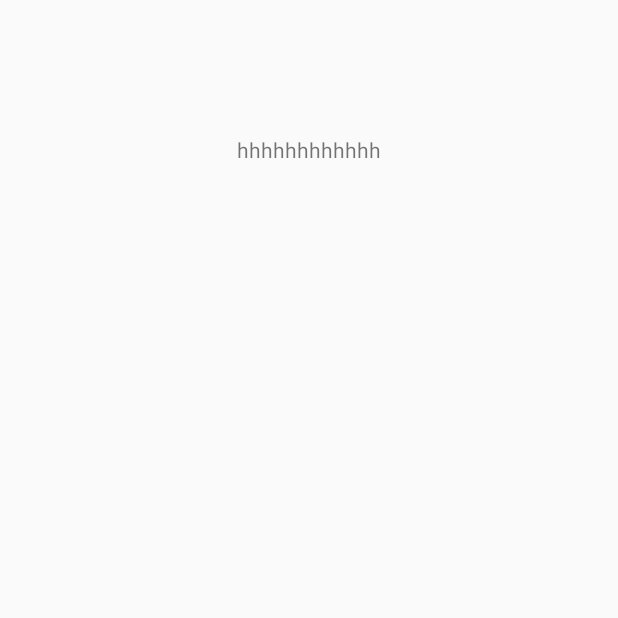
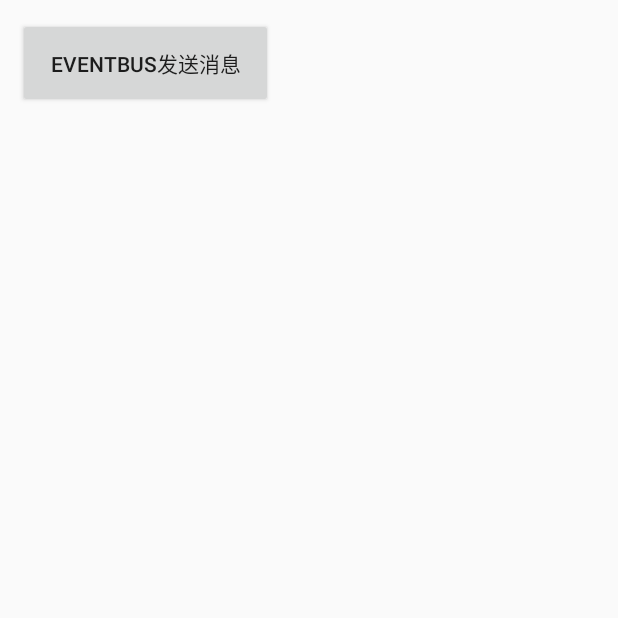
Before and after one commit to NobodyCaiCai/ThirdEventStudy, an Android app: the screen it shows after launch (MainActivity), on a phone screen of 412 x 824 dp, the top half of it. Before the commit the part shown is almost empty. Run offline under Robolectric (Android 15) with nearby library versions, the phone set to English and light mode, and no system bars; our stand-ins replace EventBus; libraries missing offline, so code that uses them is left out: com.example.myapp; 1 statement that could not run was skipped.

Commit message:
eventBus init

```diff
--- a/app/src/main/AndroidManifest.xml
+++ b/app/src/main/AndroidManifest.xml
@@ -3,6 +3,7 @@
     xmlns:tools="http://schemas.android.com/tools">
 
     <application
+        android:name=".MyApplication"
         android:allowBackup="true"
         android:dataExtractionRules="@xml/data_extraction_rules"
         android:fullBackupContent="@xml/backup_rules"
@@ -23,6 +24,8 @@
                 <category android:name="android.intent.category.LAUNCHER" />
             </intent-filter>
         </activity>
+
+        <activity android:name=".eventBus.EventBusTestActivity" />
     </application>
 
 </manifest>
--- a/app/src/main/java/com/caicai/thirdeventstudy/MainActivity.kt
+++ b/app/src/main/java/com/caicai/thirdeventstudy/MainActivity.kt
@@ -1,12 +1,25 @@
 package com.caicai.thirdeventstudy
 
+import android.content.Intent
 import android.os.Bundle
+import android.view.View
+import android.widget.Button
 import androidx.activity.ComponentActivity
+import com.caicai.thirdeventstudy.eventBus.EventBusTestActivity
 
 
-class MainActivity : ComponentActivity() {
+class MainActivity : ComponentActivity(), View.OnClickListener {
     override fun onCreate(savedInstanceState: Bundle?) {
         super.onCreate(savedInstanceState)
         setContentView(R.layout.activity_main)
+        findViewById<Button>(R.id.btn_eventbus).setOnClickListener(this)
+    }
+
+    override fun onClick(v: View?) {
+        when (v?.id) {
+            R.id.btn_eventbus -> {
+                startActivity(Intent(this, EventBusTestActivity::class.java))
+            }
+        }
     }
 }
--- /dev/null
+++ b/app/src/main/java/com/caicai/thirdeventstudy/MyApplication.kt
@@ -0,0 +1,13 @@
+package com.caicai.thirdeventstudy
+
+import android.app.Application
+import com.example.myapp.MyEventBusIndex
+import org.greenrobot.eventbus.EventBus
+
+class MyApplication : Application() {
+
+    override fun onCreate() {
+        super.onCreate()
+        EventBus.builder().addIndex(MyEventBusIndex()).installDefaultEventBus()
+    }
+}
--- /dev/null
+++ b/app/src/main/java/com/caicai/thirdeventstudy/eventBus/MessageEvent.kt
@@ -0,0 +1,3 @@
+package com.caicai.thirdeventstudy.eventBus
+
+data class MessageEvent(val message: String)
--- a/app/src/main/res/layout/activity_main.xml
+++ b/app/src/main/res/layout/activity_main.xml
@@ -2,13 +2,15 @@
 <LinearLayout xmlns:android="http://schemas.android.com/apk/res/android"
     android:orientation="vertical"
     android:layout_width="match_parent"
-    android:layout_height="match_parent">
+    android:layout_height="match_parent"
+    android:padding="12dp">
 
-    <TextView
-        android:layout_width="200dp"
-        android:layout_height="200dp"
-        android:layout_gravity="center"
+    <Button
+        android:id="@+id/btn_eventbus"
+        android:layout_width="170dp"
+        android:layout_height="60dp"
+        android:layout_gravity="left"
         android:gravity="center"
-        android:text="hhhhhhhhhhhh"/>
+        android:text="eventBus发送消息"/>
 
 </LinearLayout>
--- a/gradle/libs.versions.toml
+++ b/gradle/libs.versions.toml
@@ -1,5 +1,6 @@
 [versions]
 agp = "8.5.1"
+eventbus = "3.3.1"
 kotlin = "1.9.0"
 coreKtx = "1.10.1"
 junit = "4.13.2"
@@ -11,6 +12,7 @@ composeBom = "2024.04.01"
 
 [libraries]
 androidx-core-ktx = { group = "androidx.core", name = "core-ktx", version.ref = "coreKtx" }
+eventbus = { module = "org.greenrobot:eventbus", version.ref = "eventbus" }
 junit = { group = "junit", name = "junit", version.ref = "junit" }
 androidx-junit = { group = "androidx.test.ext", name = "junit", version.ref = "junitVersion" }
 androidx-espresso-core = { group = "androidx.test.espresso", name = "espresso-core", version.ref = "espressoCore" }
@@ -28,3 +30,4 @@ androidx-material3 = { group = "androidx.compose.material3", name = "material3"
 [plugins]
 android-application = { id = "com.android.application", version.ref = "agp" }
 jetbrains-kotlin-android = { id = "org.jetbrains.kotlin.android", version.ref = "kotlin" }
+kotlin-kapt = { id = "org.jetbrains.kotlin.kapt", version.ref = "kotlin" }
```
Also changed, not shown: app/build.gradle.kts (+11 -0 lines), app/src/main/java/com/caicai/thirdeventstudy/eventBus/EventBusTestActivity.kt (added, +42 -0 lines), app/src/main/res/layout/activity_event_bus_test.xml (added, +13 -0 lines), build.gradle.kts (+9 -0 lines).
